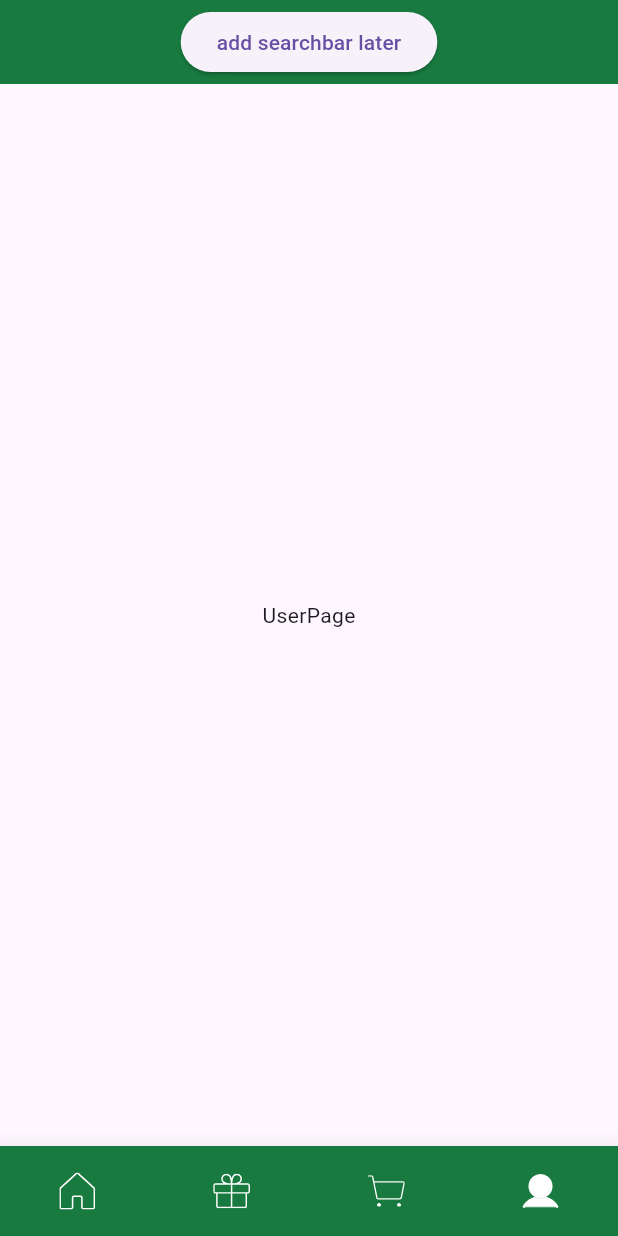
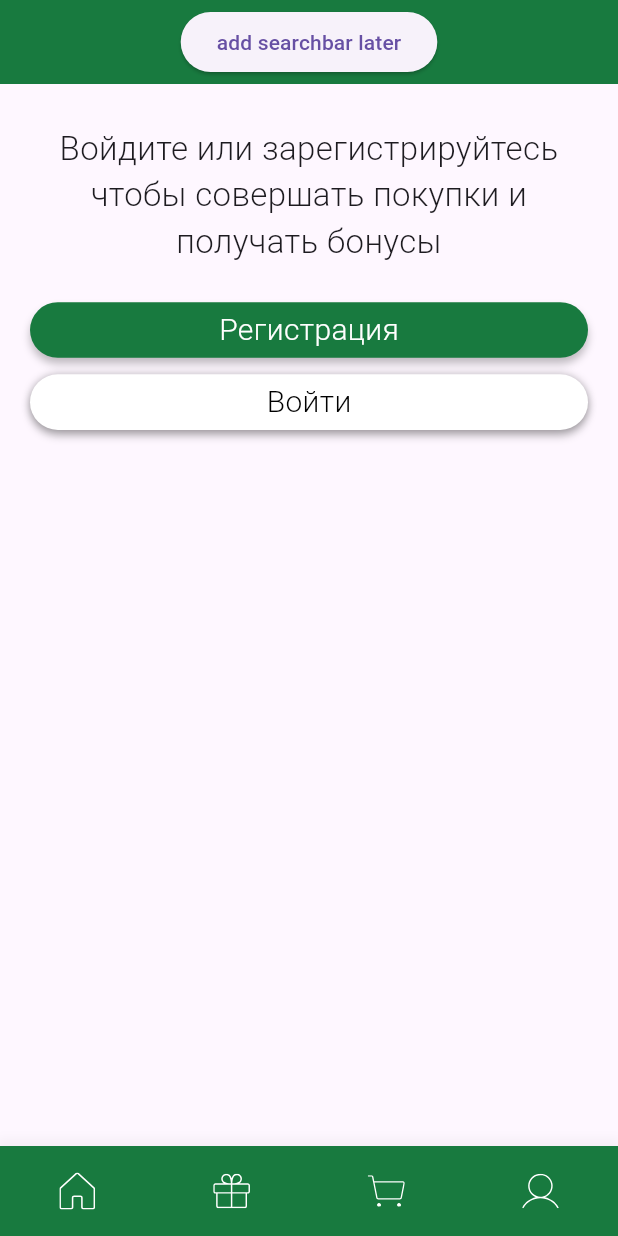
Before and after one commit to RogaJedi/verstak, a Flutter app: the screen it shows after launch, item 4 of the bottom bar chosen, on a phone screen of 412 x 824 dp. Run offline on Flutter 3.47's test engine with Material 3 defaults, Android fonts, the phone set to English and light mode, and no system bars; our stand-ins replace equatable, flutter_bloc, flutter_dotenv, flutter_svg, supabase_flutter; accounts and stored records are empty; network calls fail.

Commit message:
made ui for welcome & login pages

```diff
--- a/lib/main.dart
+++ b/lib/main.dart
@@ -5,7 +5,9 @@ import 'package:flutter_dotenv/flutter_dotenv.dart';
 import 'package:verstak/pages/cart_page.dart';
 import 'package:verstak/pages/gifts_page.dart';
 import 'package:verstak/pages/home_page.dart';
+import 'package:verstak/pages/user/login_page.dart';
 import 'package:verstak/pages/user/user_page.dart';
+import 'package:verstak/pages/user/welcome_page.dart';
 import 'package:verstak/product.dart';
 import 'package:verstak/product_loader/products_cubit.dart';
 import 'package:verstak/widgets/custom_bottom_bar.dart';
@@ -105,18 +107,29 @@ class HubPage extends StatelessWidget {
       HomePage(apiService: apiService, products: products,),
       GiftsPage(apiService: apiService, products: products,),
       CartPage(),
-      UserPage(),
+      WelcomePage(),
+      LoginPage(),
     ];
   }
 
   @override
   Widget build(BuildContext context) {
-    return BlocBuilder<NavigationCubit, int>(
-      builder: (context, currentIndex) {
+    return BlocBuilder<NavigationCubit, NavigationState>(
+      builder: (context, state) {
         return Stack(
           children: [
             Scaffold(
               appBar: AppBar(
+                actions: [
+                  state.showBackButton
+                      ? IconButton(
+                      onPressed: () {
+                        context.read<NavigationCubit>().setPage(state.index - 1, false);
+                      },
+                      icon: Icon(Icons.arrow_back_ios_rounded, color: Colors.white)
+                  )
+                      : SizedBox.shrink()
+                ],
                 title: Center(
                   child: Container(
                     child: ElevatedButton(
@@ -126,9 +139,10 @@ class HubPage extends StatelessWidget {
                   ),
                 ),
                 backgroundColor: Color(0xFF187A3F),
+
               ),
               backgroundColor: Colors.white,
-              body: _pages[currentIndex],
+              body: _pages[state.index],
               bottomNavigationBar: CustomBottomBar(
                 activeIcons: [
                   'assets/home_filled.svg',
@@ -143,7 +157,7 @@ class HubPage extends StatelessWidget {
                   'assets/user_empty.svg',
                 ],
                 onTap: (index) {
-                  context.read<NavigationCubit>().setPage(index);
+                  context.read<NavigationCubit>().setPage(index, false);
                 },
                 backgroundColor: const Color(0xFF187A3F),
               ),
--- a/lib/navigation_cubit.dart
+++ b/lib/navigation_cubit.dart
@@ -1,7 +1,14 @@
 import 'package:flutter_bloc/flutter_bloc.dart';
 
-class NavigationCubit extends Cubit<int> {
-  NavigationCubit() : super(0);
+class NavigationCubit extends Cubit<NavigationState> {
+  NavigationCubit() : super(NavigationState(0, false));
 
-  void setPage(int index) => emit(index);
+  void setPage(int index, bool showBackButton) => emit(NavigationState(index, showBackButton));
 }
+
+class NavigationState {
+  final int index;
+  final bool showBackButton;
+
+  NavigationState(this.index, this.showBackButton);
+}
--- a/lib/pages/gifts_page.dart
+++ b/lib/pages/gifts_page.dart
@@ -28,6 +28,7 @@ class GiftsPage extends StatelessWidget {
               style: TextStyle(
                   fontSize: 30
               ),
+              textAlign: TextAlign.center,
             ),
             SizedBox(
               height: 120,
--- a/lib/pages/user/welcome_page.dart
+++ b/lib/pages/user/welcome_page.dart
@@ -0,0 +1,127 @@
+
+import 'package:flutter/material.dart';
+import 'package:flutter_bloc/flutter_bloc.dart';
+import 'package:verstak/navigation_cubit.dart';
+import 'package:verstak/pages/user/login_page.dart';
+
+class WelcomePage extends StatelessWidget {
+  const WelcomePage({super.key});
+
+  @override
+  Widget build(BuildContext context) {
+
+    final screenWidth = MediaQuery.of(context).size.width;
+    final screenHeight = MediaQuery.of(context).size.height;
+
+    return BlocBuilder<NavigationCubit, NavigationState>(
+      builder: (context, state) {
+        return Scaffold(
+          body: Center(
+              child: Column(
+                mainAxisAlignment: MainAxisAlignment.start,
+                children: [
+
+                  SizedBox(height: 27.5),
+                  Container(
+                    child: Center(
+                      child: Text(
+                        "Войдите или зарегистрируйтесь\nчтобы совершать покупки и\nполучать бонусы",
+                        style: TextStyle(
+                            fontWeight: FontWeight.w300,
+                            fontSize: 22
+                        ),
+                        textAlign: TextAlign.center,
+                      ),
+                    ),
+                  ),
+
+                  SizedBox(height: 25),
+                  Padding(
+                    padding: const EdgeInsets.only(left: 20.0, right: 20.0),
+                    child: InkWell(
+                      onTap: () {
+                      },
+                      borderRadius: BorderRadius.circular(20),
+                      splashColor: Colors.white.withValues(alpha: 0.1),
+                      highlightColor: Colors.white.withValues(alpha: 0.1),
+                      child: Ink(
+                        decoration: BoxDecoration(
+                            color: Color(0xFF187A3F),
+                            borderRadius: BorderRadius.circular(20),
+                            boxShadow: [
+                              BoxShadow(
+                                color: Colors.black.withValues(alpha: 0.25),
+                                spreadRadius: 0,
+                                blurRadius: 4,
+                                offset: Offset(0, 4),
+                              ),
+                            ]
+                        ),
+                        width: screenWidth,
+                        height: screenHeight * 0.045,
+                        child: Center(
+                          child: Text(
+                            "Регистрация",
+                            style: TextStyle(
+                                color: Colors.white,
+                                fontSize: 20,
+                                fontWeight: FontWeight.w300
+                            ),
+                          ),
+                        ),
+                      ),
+                    ),
+                  ),
+
+                  SizedBox(height: 11),
+                  Padding(
+                    padding: const EdgeInsets.only(left: 20.0, right: 20.0),
+                    child: InkWell(
+                      onTap: () {
+                        context.read<NavigationCubit>().setPage(state.index + 1, true);
+                      },
+                      borderRadius: BorderRadius.circular(20),
+                      splashColor: Colors.grey.withValues(alpha: 0.1),
+                      highlightColor: Colors.grey.withValues(alpha: 0.1),
+                      child: Ink(
+                        decoration: BoxDecoration(
+                            color: Colors.white,
+                            borderRadius: BorderRadius.circular(20),
+                            boxShadow: [
+                              BoxShadow(
+                                color: Colors.black.withValues(alpha: 0.25),
+                                spreadRadius: 0,
+                                blurRadius: 4,
+                                offset: Offset(0, 4),
+                              ),
+                              BoxShadow(
+                                color: Colors.black.withValues(alpha: 0.25),
+                                spreadRadius: 0,
+                                blurRadius: 4,
+                                offset: Offset(0, 0),
+                              ),
+                            ]
+                        ),
+                        width: screenWidth,
+                        height: screenHeight * 0.045,
+                        child: Center(
+                          child: Text(
+                            "Войти",
+                            style: TextStyle(
+                                color: Colors.black,
+                                fontSize: 20,
+                                fontWeight: FontWeight.w300
+                            ),
+                          ),
+                        ),
+                      ),
+                    ),
+                  ),
+                ],
+              )
+          ),
+        );
+      },
+    );
+  }
+}
--- a/lib/widgets/celebration_item.dart
+++ b/lib/widgets/celebration_item.dart
@@ -25,7 +25,10 @@ class CelebrationItem extends StatelessWidget {
             height: 60,
           ),
           const SizedBox(height: 8), // Add some space between icon and text
-          Text(celebration.name),
+          Text(
+            celebration.name,
+            textAlign: TextAlign.center,
+          ),
         ],
       ),
     );
--- a/lib/widgets/custom_bottom_bar.dart
+++ b/lib/widgets/custom_bottom_bar.dart
@@ -57,7 +57,7 @@ class CustomBottomBar extends StatelessWidget {
       ) {
     final screenWidth = MediaQuery.of(context).size.width;
 
-    return BlocBuilder<NavigationCubit, int>(
+    return BlocBuilder<NavigationCubit, NavigationState>(
       builder: (context, currentIndex) {
         final bool isSelected = currentIndex == index;
         return Expanded(
```
Also changed, not shown: lib/pages/user/login_page.dart (+115 -0 lines).
